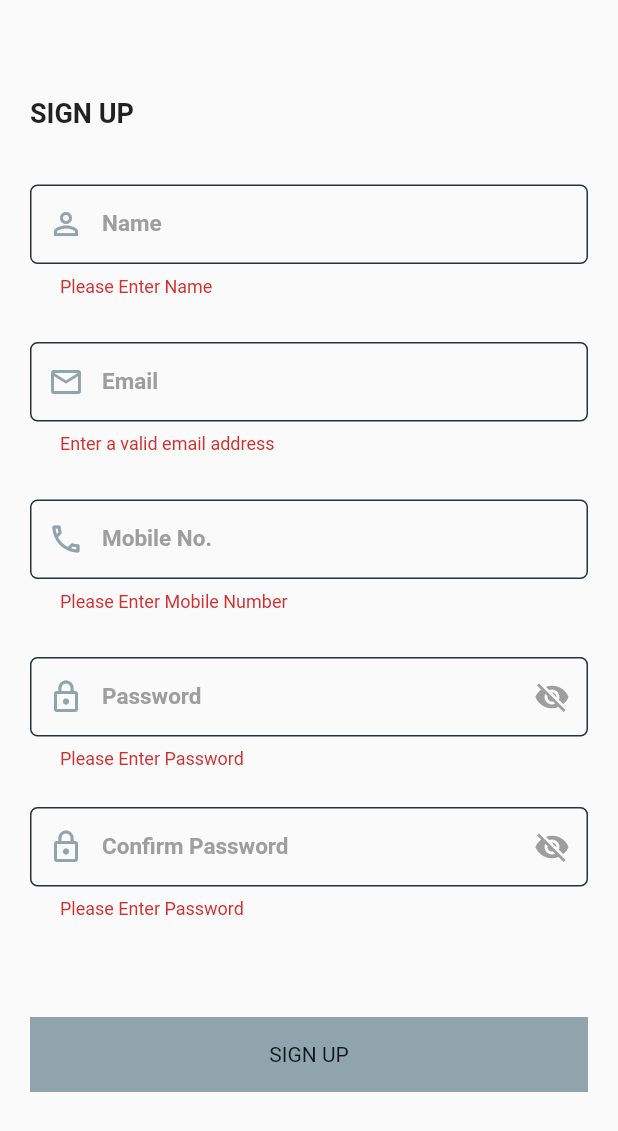
After one commit to KhilanVitthani/Travel_app_ui, a Flutter app: the screen it shows after launch, after a tap on "SIGN UP", on a phone screen of 412 x 824 dp. The commit adds this screen. Shown: the top 1131 px of the screen. Run offline on Flutter 3.47's test engine with Material 2 defaults, Android fonts, the phone set to English and light mode, and no system bars; our stand-ins replace flutter_staggered_animations, google_fonts.

Commit message:
initial commit

```diff
--- a/lib/main.dart
+++ b/lib/main.dart
@@ -1,5 +1,6 @@
 import 'package:flutter/material.dart';
 import 'package:travel_app/screens/main_screen.dart';
+import 'package:travel_app/screens/signup.dart';
 import 'package:travel_app/util/const.dart';
 
 void main() async {
@@ -17,9 +18,9 @@ class _MyAppState extends State<MyApp> {
     return MaterialApp(
       debugShowCheckedModeBanner: false,
       title: Constants.appName,
-      theme: Constants.lightTheme,
-      darkTheme: Constants.darkTheme,
-      home: MainScreen(),
+      // theme: Constants.lightTheme,
+      // darkTheme: Constants.darkTheme,
+      home: Signup(),
     );
   }
 }
--- /dev/null
+++ b/lib/screens/signup.dart
@@ -0,0 +1,205 @@
+import 'package:flutter/material.dart';
+import 'package:google_fonts/google_fonts.dart';
+import 'package:travel_app/screens/login.dart';
+
+import '../widgets/text_field.dart';
+
+class Signup extends StatefulWidget {
+  const Signup({Key? key}) : super(key: key);
+
+  @override
+  State<Signup> createState() => _SignupState();
+}
+
+extension EmailValidator on String {}
+
+class _SignupState extends State<Signup> {
+  TextEditingController emailController = TextEditingController();
+  TextEditingController nameController = TextEditingController();
+  TextEditingController mobileNumberController = TextEditingController();
+  TextEditingController passwordController = TextEditingController();
+  TextEditingController confirmPasswordController = TextEditingController();
+  GlobalKey<FormState> formKey = GlobalKey<FormState>();
+
+  bool isVisible1 = false;
+  bool isVisible2 = false;
+
+  @override
+  Widget build(BuildContext context) {
+    return SafeArea(
+      child: Scaffold(
+        body: SingleChildScrollView(
+          child: Container(
+            padding: EdgeInsets.symmetric(horizontal: 20),
+            child: Form(
+              key: formKey,
+              child: Column(
+                crossAxisAlignment: CrossAxisAlignment.start,
+                children: [
+                  SizedBox(
+                    height: 65,
+                  ),
+                  Align(
+                    alignment: Alignment.centerLeft,
+                    child: Text(
+                      "SIGN UP",
+                      style: TextStyle(
+                        fontSize: 18,
+                        fontWeight: FontWeight.w600,
+                      ),
+                    ),
+                  ),
+                  SizedBox(
+                    height: 37,
+                  ),
+                  getTextField(
+                      textEditingController: nameController,
+                      prefixIcon: Icon(
+                        Icons.person_outline,
+                        color: Colors.blueGrey[300],
+                      ),
+                      textCapitalization: TextCapitalization.sentences,
+                      labelText: "Name",
+                      validation: (val) {
+                        if (val!.isEmpty) {
+                          return "Please Enter Name";
+                        }
+                        return null;
+                      },
+                      hintText: "Enter name here"),
+                  SizedBox(
+                    height: 30,
+                  ),
+                  getTextField(
+                      textEditingController: emailController,
+                      prefixIcon: Icon(
+                        Icons.email_outlined,
+                        color: Colors.blueGrey[300],
+                      ),
+                      validation: (val) => validateEmail(val),
+                      labelText: "Email",
+                      textInputType: TextInputType.emailAddress,
+                      hintText: "Enter email here"),
+                  SizedBox(
+                    height: 30,
+                  ),
+                  getTextField(
+                      textEditingController: mobileNumberController,
+                      prefixIcon: Icon(
+                        Icons.call_outlined,
+                        color: Colors.blueGrey[300],
+                      ),
+                      labelText: "Mobile No.",
+                      textInputType: TextInputType.number,
+                      validation: (val) {
+                        if (val!.isEmpty) {
+                          return "Please Enter Mobile Number";
+                        }
+                        if (val.trim().length != 10) {
+                          return "Please Enter Valid Number";
+                        }
+                        return null;
+                      },
+                      hintText: "Enter your number"),
+                  SizedBox(
+                    height: 30,
+                  ),
+                  getTextField(
+                    textEditingController: passwordController,
+                    hintText: "Enter password here",
+                    validation: (val) {
+                      if (val!.isEmpty) {
+                        return "Please Enter Password";
+                      }
+                      return null;
+                    },
+                    textVisible: !isVisible1,
+                    prefixIcon: Icon(
+                      Icons.lock_outline,
+                      color: Colors.blueGrey[300],
+                    ),
+                    labelText: "Password",
+                    suffixIcon: InkWell(
+                        onTap: () {
+                          setState(() {
+                            isVisible1 = !isVisible1;
+                          });
+                        },
+                        child: Icon(
+                          (isVisible1 == true)
+                              ? Icons.visibility
+                              : Icons.visibility_off,
+                          color: Colors.grey,
+                        )),
+                  ),
+                  SizedBox(
+                    height: 25,
+                  ),
+                  getTextField(
+                    textEditingController: confirmPasswordController,
+                    hintText: "Confirm password here",
+                    textVisible: !isVisible2,
+                    validation: (val) {
+                      if (val!.isEmpty) {
+                        return "Please Enter Password";
+                      }
+                      if (val != passwordController.text)
+                        return 'Not match both password';
+                      return null;
+                    },
+                    prefixIcon: Icon(
+                      Icons.lock_outline,
+                      color: Colors.blueGrey[300],
+                    ),
+                    labelText: "Confirm Password",
+                    suffixIcon: InkWell(
+                        onTap: () {
+                          setState(() {
+                            isVisible2 = !isVisible2;
+                          });
+                        },
+                        child: Icon(
+                          (isVisible2 == true)
+                              ? Icons.visibility
+                              : Icons.visibility_off,
+                          color: Colors.grey,
+                        )),
+                  ),
+                  SizedBox(
+                    height: 65,
+                  ),
+                  Center(
+                      child: InkWell(
+                    onTap: () {
+                      if (formKey.currentState!.validate()) {
+                        Navigator.of(context).push(
+                          MaterialPageRoute(
+                            builder: (BuildContext context) {
+                              return LoginScreen(
+                                  email: emailController.text.trim(),
+                                  password: passwordController.text.trim());
+                            },
+                          ),
+                        );
+                      }
+                    },
+                    child: Container(
+                      height: 50,
+                      color: Colors.blueGrey[300],
+                      alignment: Alignment.center,
+                      child: Text("SIGN UP"),
+                      width: MediaQuery.of(context).size.width,
+                    ),
+                  )),
+                  SizedBox(
+                    height: 15,
+                  ),
+                ],
+              ),
+            ),
+          ),
+        ),
+      ),
+    );
+  }
+}
--- /dev/null
+++ b/lib/widgets/text_field.dart
@@ -0,0 +1,86 @@
+import 'package:flutter/material.dart';
+import 'package:flutter/services.dart';
+import 'package:travel_app/util/const.dart';
+
+TextFormField getTextField({
+  String? hintText,
+  String? labelText,
+  TextEditingController? textEditingController,
+  Widget? prefixIcon,
+  double? borderRadius,
+  Widget? suffixIcon,
+  double? size = 70,
+  Widget? suffix,
+  Color? borderColor,
+  Color? fillColor,
+  bool isFilled = false,
+  Color? labelColor,
+  TextInputType textInputType = TextInputType.name,
+  TextInputAction textInputAction = TextInputAction.next,
+  bool textVisible = false,
+  bool readOnly = false,
+  VoidCallback? onTap,
+  int maxLine = 1,
+  String errorText = "",
+  Function(String)? onChange,
+  FormFieldValidator<String>? validation,
+  double fontSize = 15,
+  double hintFontSize = 14,
+  TextCapitalization textCapitalization = TextCapitalization.none,
+}) {
+  return TextFormField(
+    controller: textEditingController,
+    obscureText: textVisible,
+    textInputAction: textInputAction,
+    keyboardType: textInputType,
+    textCapitalization: textCapitalization,
+    cursorColor: Constants.lightAccent,
+    readOnly: readOnly,
+    validator: validation,
+    onTap: onTap,
+    maxLines: maxLine,
+    onChanged: onChange,
+    style: TextStyle(
+      fontSize: fontSize,
+    ),
+    decoration: InputDecoration(
+      fillColor: fillColor ?? Constants.lightAccent,
+      filled: isFilled,
+      labelText: labelText,
+      labelStyle: TextStyle(
+          color: labelColor ?? Colors.grey.shade500,
+          fontWeight: FontWeight.w600),
+      enabledBorder: OutlineInputBorder(
+        borderSide: BorderSide(color: borderColor ?? Constants.lightAccent),
+        borderRadius:
+            BorderRadius.circular((borderRadius == null) ? 5 : borderRadius),
+      ),
+      focusedBorder: OutlineInputBorder(
+        borderRadius:
+            BorderRadius.circular((borderRadius == null) ? 5 : borderRadius),
+        borderSide: BorderSide(color: borderColor ?? Constants.lightAccent),
+      ),
+      errorBorder: OutlineInputBorder(
+        borderRadius:
+            BorderRadius.circular((borderRadius == null) ? 5 : borderRadius),
+        borderSide: BorderSide(color: borderColor ?? Constants.lightAccent),
+      ),
+      border: OutlineInputBorder(
+        borderRadius:
+            BorderRadius.circular((borderRadius == null) ? 5 : borderRadius),
+      ),
+      contentPadding: EdgeInsets.only(
+        left: 20,
+        right: 20,
+        bottom: size! / 2, // HERE THE IMPORTANT PART
+      ),
+      prefixIcon: prefixIcon,
+      suffixIcon: suffixIcon,
+      suffix: suffix,
+      errorMaxLines: 2,
+      errorText: (errorText != null) ? null : errorText,
+      hintText: hintText,
+      hintStyle: TextStyle(fontSize: hintFontSize, color: Colors.grey.shade500),
+    ),
+  );
+}
--- a/pubspec.yaml
+++ b/pubspec.yaml
@@ -35,7 +35,7 @@ dependencies:
   # Use with the CupertinoIcons class for iOS style icons.
   cupertino_icons: ^1.0.2
   flutter_staggered_animations: ^1.0.0
-
+  google_fonts:
 
 dev_dependencies:
   flutter_test:
```
Also changed, not shown: lib/screens/home.dart (+12 -3 lines), lib/screens/login.dart (added, +214 -0 lines), pubspec.lock, 1 other file.
